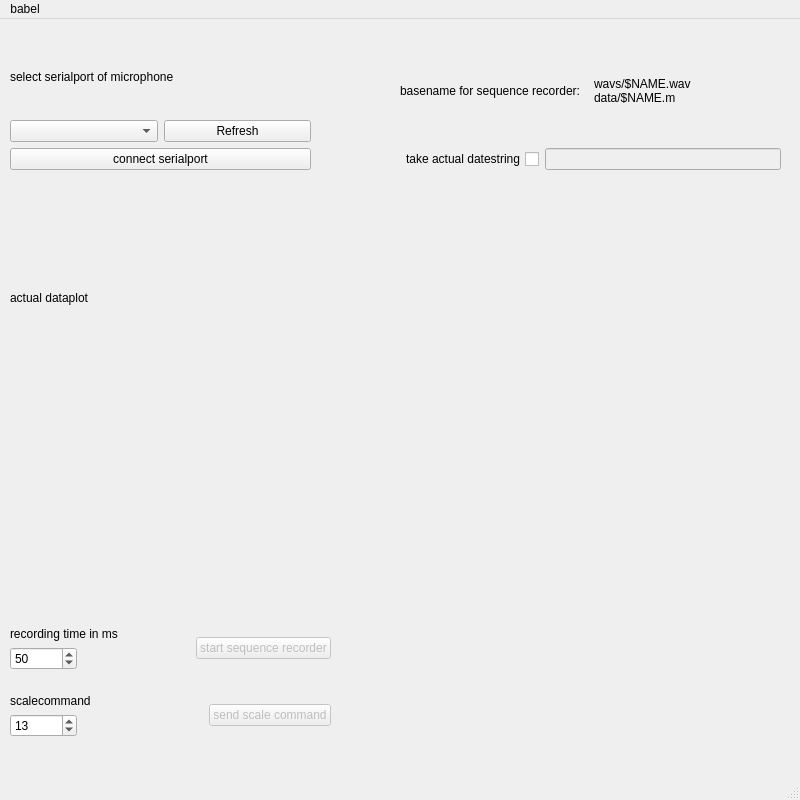
This is gui.ui in marvin2k/guibabel as Qt 5 draws it before an edit. The edited form follows.
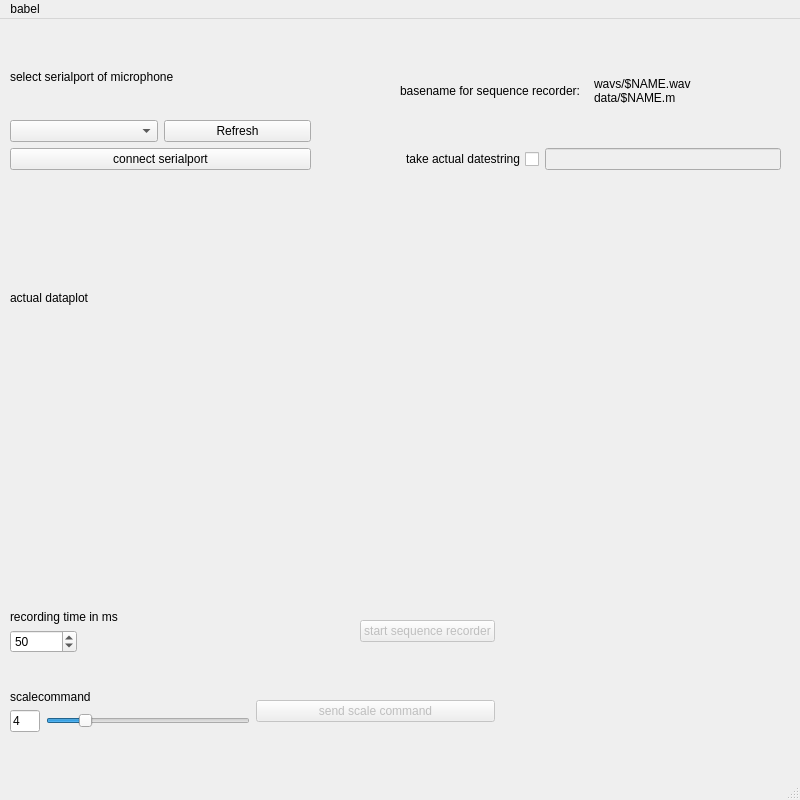
This is the edited form. Custom widgets are drawn as their Qt base class.

The edit to the form file:
```diff
--- a/gui.ui
+++ b/gui.ui
@@ -173,9 +173,9 @@
     <property name="geometry">
      <rect>
       <x>10</x>
-      <y>590</y>
-      <width>321</width>
-      <height>146</height>
+      <y>560</y>
+      <width>485</width>
+      <height>184</height>
      </rect>
     </property>
     <layout class="QVBoxLayout" name="verticalLayout_5">
@@ -261,48 +261,53 @@
          <item>
           <layout class="QHBoxLayout" name="horizontalLayout_9">
            <item>
-            <widget class="QSpinBox" name="spinBox_scale_command">
+            <widget class="QLineEdit" name="lineEdit_scalecommand">
              <property name="enabled">
               <bool>true</bool>
              </property>
+             <property name="sizePolicy">
+              <sizepolicy hsizetype="Fixed" vsizetype="Fixed">
+               <horstretch>0</horstretch>
+               <verstretch>0</verstretch>
+              </sizepolicy>
+             </property>
+             <property name="maximumSize">
+              <size>
+               <width>30</width>
+               <height>16777215</height>
+              </size>
+             </property>
+             <property name="text">
+              <string>4</string>
+             </property>
+            </widget>
+           </item>
+           <item>
+            <widget class="QSlider" name="horizontalSlider_scalecommand">
+             <property name="sizePolicy">
+              <sizepolicy hsizetype="Preferred" vsizetype="Fixed">
+               <horstretch>0</horstretch>
+               <verstretch>0</verstretch>
+              </sizepolicy>
+             </property>
              <property name="maximum">
-              <number>100000</number>
+              <number>24</number>
+             </property>
+             <property name="pageStep">
+              <number>1</number>
              </property>
              <property name="value">
-              <number>13</number>
+              <number>4</number>
              </property>
-            </widget>
-           </item>
-           <item>
-            <spacer name="horizontalSpacer_2">
              <property name="orientation">
               <enum>Qt::Horizontal</enum>
              </property>
-             <property name="sizeHint" stdset="0">
-              <size>
-               <width>40</width>
-               <height>20</height>
-              </size>
-             </property>
-            </spacer>
+            </widget>
            </item>
           </layout>
          </item>
         </layout>
        </item>
-       <item>
-        <spacer name="horizontalSpacer_4">
-         <property name="orientation">
-          <enum>Qt::Horizontal</enum>
-         </property>
-         <property name="sizeHint" stdset="0">
-          <size>
-           <width>40</width>
-           <height>20</height>
-          </size>
-         </property>
-        </spacer>
-       </item>
        <item>
         <widget class="QPushButton" name="pushButton_send_scale_command">
          <property name="enabled">
```
Left out of the diff: 2 changed lines with no effect on the pictures.
